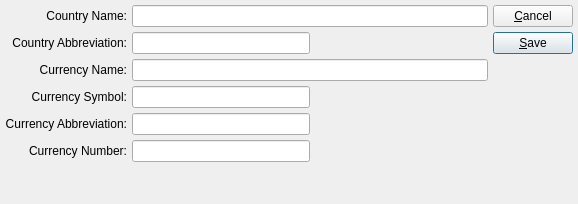
This is xtuple/trunk/guiclient/country.ui in WooodHead/xtuple as Qt 5 draws it before an edit. The edited form follows.
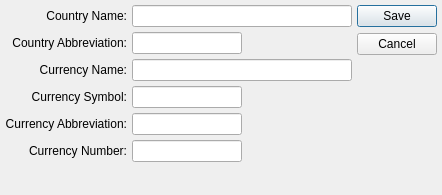
This is the edited form.

```diff
--- a/xtuple/trunk/guiclient/country.ui
+++ b/xtuple/trunk/guiclient/country.ui
@@ -9,13 +9,13 @@
 to be bound by its terms.</comment>
  <exportmacro></exportmacro>
  <class>country</class>
- <widget class="QDialog" name="country" >
-  <property name="geometry" >
+ <widget class="QDialog" name="country">
+  <property name="geometry">
    <rect>
     <x>0</x>
     <y>0</y>
-    <width>578</width>
-    <height>204</height>
+    <width>442</width>
+    <height>195</height>
    </rect>
   </property>
   <property name="minimumSize" >
@@ -27,40 +27,25 @@
   <property name="windowTitle" >
    <string>Country</string>
   </property>
-  <layout class="QHBoxLayout" >
-   <property name="margin" >
-    <number>5</number>
-   </property>
-   <property name="spacing" >
-    <number>5</number>
-   </property>
-   <item>
-    <layout class="QVBoxLayout" >
-     <property name="margin" >
-      <number>0</number>
-     </property>
-     <property name="spacing" >
+  <layout class="QGridLayout" name="gridLayout">
+   <item row="0" column="0">
+    <layout class="QVBoxLayout">
+     <property name="spacing">
       <number>0</number>
      </property>
      <item>
-      <layout class="QGridLayout" >
-       <property name="margin" >
-        <number>0</number>
-       </property>
-       <property name="spacing" >
+      <layout class="QGridLayout">
+       <property name="spacing">
         <number>5</number>
        </property>
-       <item row="3" column="1" >
-        <layout class="QHBoxLayout" >
-         <property name="margin" >
-          <number>0</number>
-         </property>
-         <property name="spacing" >
+       <item row="3" column="1">
+        <layout class="QHBoxLayout">
+         <property name="spacing">
           <number>5</number>
          </property>
          <item>
-          <widget class="QLineEdit" name="_currSymbol" >
-           <property name="text" >
+          <widget class="QLineEdit" name="_currSymbol">
+           <property name="text">
             <string/>
            </property>
           </widget>
@@ -93,17 +78,14 @@
          </property>
         </widget>
        </item>
-       <item row="4" column="1" >
-        <layout class="QHBoxLayout" >
-         <property name="margin" >
-          <number>0</number>
-         </property>
-         <property name="spacing" >
+       <item row="4" column="1">
+        <layout class="QHBoxLayout">
+         <property name="spacing">
           <number>5</number>
          </property>
          <item>
-          <widget class="QLineEdit" name="_currAbbr" >
-           <property name="text" >
+          <widget class="QLineEdit" name="_currAbbr">
+           <property name="text">
             <string/>
            </property>
           </widget>
@@ -126,16 +108,10 @@
          </item>
         </layout>
        </item>
-       <item row="1" column="1" >
-        <layout class="QHBoxLayout" >
-         <property name="margin" >
-          <number>0</number>
-         </property>
-         <property name="spacing" >
-          <number>6</number>
-         </property>
+       <item row="1" column="1">
+        <layout class="QHBoxLayout">
          <item>
-          <widget class="QLineEdit" name="_abbr" />
+          <widget class="QLineEdit" name="_abbr"/>
          </item>
          <item>
           <spacer>
@@ -182,9 +158,9 @@
          </property>
         </widget>
        </item>
-       <item row="0" column="1" >
-        <widget class="QLineEdit" name="_name" >
-         <property name="text" >
+       <item row="0" column="1">
+        <widget class="QLineEdit" name="_name">
+         <property name="text">
           <string/>
          </property>
         </widget>
@@ -199,16 +175,10 @@
          </property>
         </widget>
        </item>
-       <item row="2" column="1" >
-        <layout class="QHBoxLayout" >
-         <property name="margin" >
-          <number>0</number>
-         </property>
-         <property name="spacing" >
-          <number>6</number>
-         </property>
+       <item row="2" column="1">
+        <layout class="QHBoxLayout">
          <item>
-          <widget class="QLineEdit" name="_currName" />
+          <widget class="QLineEdit" name="_currName"/>
          </item>
         </layout>
        </item>
@@ -222,16 +192,10 @@
          </property>
         </widget>
        </item>
-       <item row="5" column="1" >
-        <layout class="QHBoxLayout" >
-         <property name="margin" >
-          <number>0</number>
-         </property>
-         <property name="spacing" >
-          <number>6</number>
-         </property>
+       <item row="5" column="1">
+        <layout class="QHBoxLayout">
          <item>
-          <widget class="QLineEdit" name="_currNumber" />
+          <widget class="QLineEdit" name="_currNumber"/>
          </item>
          <item>
           <spacer>
@@ -255,75 +219,29 @@
        <property name="orientation" >
         <enum>Qt::Vertical</enum>
        </property>
-       <property name="sizeHint" >
+       <property name="sizeHint" stdset="0">
         <size>
          <width>20</width>
-         <height>40</height>
+         <height>0</height>
         </size>
        </property>
       </spacer>
      </item>
     </layout>
    </item>
-   <item>
-    <layout class="QVBoxLayout" >
-     <property name="margin" >
-      <number>0</number>
+   <item row="0" column="1">
+    <widget class="QDialogButtonBox" name="_buttonBox">
+     <property name="orientation">
+      <enum>Qt::Vertical</enum>
      </property>
-     <property name="spacing" >
-      <number>5</number>
+     <property name="standardButtons">
+      <set>QDialogButtonBox::Cancel|QDialogButtonBox::Save</set>
      </property>
-     <item>
-      <layout class="QVBoxLayout" >
-       <property name="margin" >
-        <number>0</number>
-       </property>
-       <property name="spacing" >
-        <number>5</number>
-       </property>
-       <item>
-        <widget class="QPushButton" name="_close" >
-         <property name="text" >
-          <string>&amp;Cancel</string>
-         </property>
-        </widget>
-       </item>
-       <item>
-        <widget class="QPushButton" name="_save" >
-         <property name="text" >
-          <string>&amp;Save</string>
-         </property>
-         <property name="autoDefault" >
-          <bool>true</bool>
-         </property>
-         <property name="default" >
-          <bool>true</bool>
-         </property>
-        </widget>
-       </item>
-      </layout>
-     </item>
-     <item>
-      <spacer>
-       <property name="orientation" >
-        <enum>Qt::Vertical</enum>
-       </property>
-       <property name="sizeType" >
-        <enum>QSizePolicy::Expanding</enum>
-       </property>
-       <property name="sizeHint" >
-        <size>
-         <width>20</width>
-         <height>21</height>
-        </size>
-       </property>
-      </spacer>
-     </item>
-    </layout>
+    </widget>
    </item>
   </layout>
  </widget>
- <layoutdefault spacing="5" margin="5" />
+ <layoutdefault spacing="5" margin="5"/>
  <pixmapfunction>qPixmapFromMimeSource</pixmapfunction>
  <tabstops>
   <tabstop>_name</tabstop>
```
Left out of the diff: 100 changed lines with no effect on the pictures.
